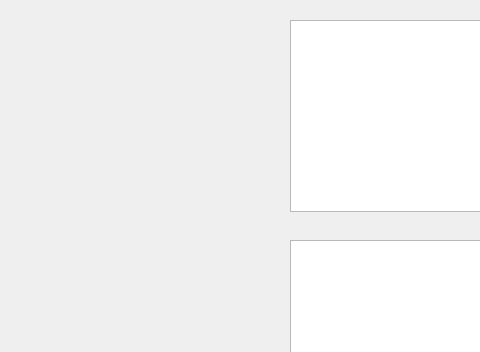
GabR36/QEstoqueLoja, file vendas.ui: the form before one commit; both pictures show x 0 to 480 and y 0 to 352 of the 585 by 465 pixel window.
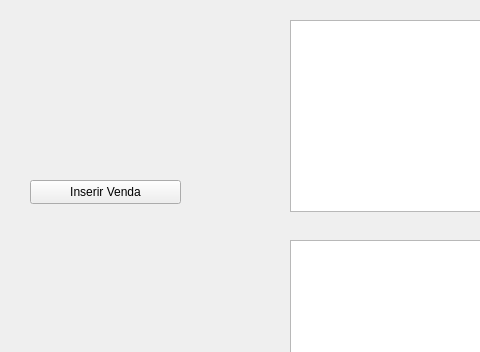
The form after the commit.

Commit message: criada janela venda e componentes ui.

```diff
--- a/vendas.ui
+++ b/vendas.ui
@@ -33,6 +33,19 @@
     </rect>
    </property>
   </widget>
+  <widget class="QPushButton" name="Btn_InserirVenda">
+   <property name="geometry">
+    <rect>
+     <x>30</x>
+     <y>180</y>
+     <width>151</width>
+     <height>24</height>
+    </rect>
+   </property>
+   <property name="text">
+    <string>Inserir Venda</string>
+   </property>
+  </widget>
  </widget>
  <resources/>
  <connections/>
```
The commit also changes 6 other files.
